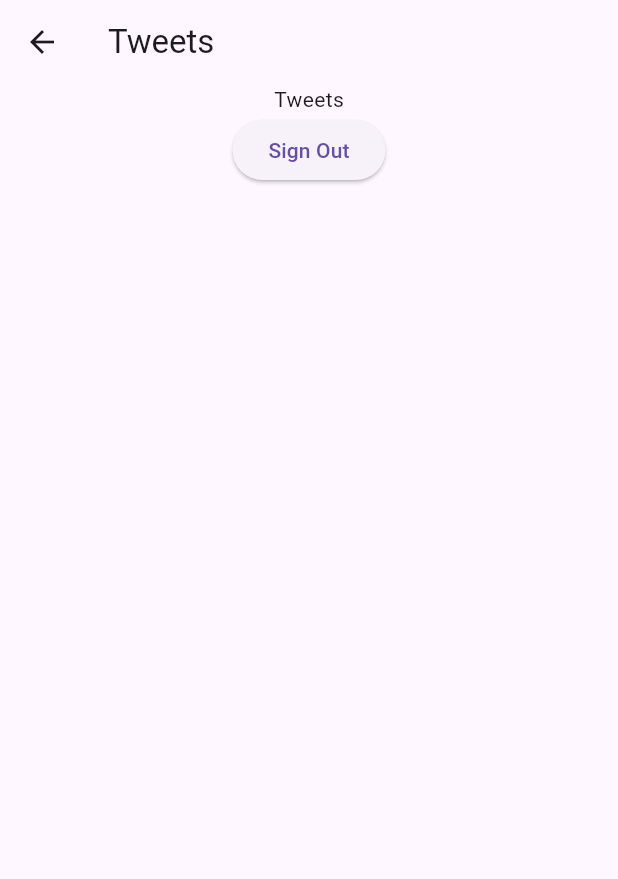
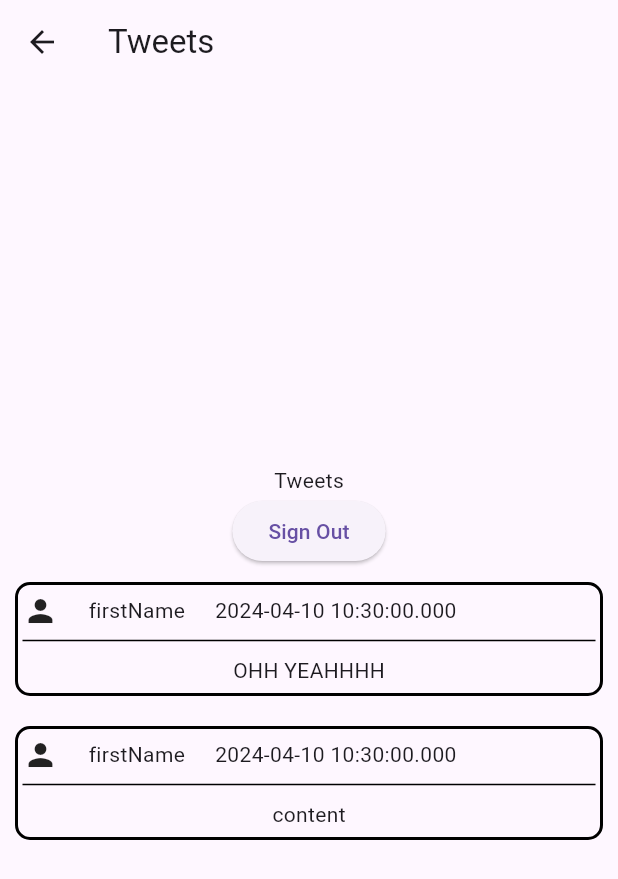
Before and after one commit to atyagiabhi210/Simplweet-A-FullStack-Flutter-App-FrontEnd, a Flutter app: the Tweets screen opened directly, on a phone screen of 412 x 824 dp. Shown: the top 879 px of the screen. Run offline on Flutter 3.47's test engine with Material 3 defaults, Android fonts, the phone set to English and light mode, and no system bars; our stand-ins replace bloc, dio, firebase_auth, firebase_core, flutter_bloc, flutter_svg and 1 more; accounts and stored records are empty.

```diff
--- /dev/null
+++ b/lib/features/auth/repos/models/usermodel.dart
@@ -0,0 +1,47 @@
+// ignore_for_file: public_member_api_docs, sort_constructors_first
+import 'dart:convert';
+
+
+
+class UserModel {
+  final String uid;
+  final List<String> tweets;
+  final String firstName;
+  final String lastName;
+  final String email;
+  final DateTime createdAt;
+  const UserModel({
+    required this.uid,
+    required this.tweets,
+    required this.firstName,
+    required this.lastName,
+    required this.email,
+    required this.createdAt
+  });
+
+  Map<String, dynamic> toMap() {
+    return <String, dynamic>{
+      'uid': uid,
+      'tweets': tweets,
+      'firstName': firstName,
+      'lastName': lastName,
+      'email': email,
+      'createdAt': createdAt.toIso8601String(),
+    };
+  }
+
+  factory UserModel.fromMap(Map<String, dynamic> map) {
+   return UserModel(
+      uid: map['uid']?? '',
+      tweets: List<String>.from(map['tweets'] as List<dynamic>),
+      firstName: map['firstName'] ?? '',
+      lastName: map['lastName'] ?? '',
+      email: map['email'] ?? '',
+      createdAt: DateTime.fromMicrosecondsSinceEpoch(map['createdAt']),
+    );
+  }
+
+  String toJson() => json.encode(toMap());
+
+  factory UserModel.fromJson(String source) => UserModel.fromMap(json.decode(source) as Map<String, dynamic>);
+}
--- /dev/null
+++ b/lib/features/tweet/models/tweet_model.dart
@@ -0,0 +1,35 @@
+// ignore_for_file: public_member_api_docs, sort_constructors_first
+import 'dart:convert';
+
+class TweetModel {
+  final String tweetId;
+  final String content;
+  final DateTime createdAt;
+  final String adminId;
+  const TweetModel({
+    required this.tweetId, required this.content, required this.createdAt, required this.adminId
+  });
+
+
+  Map<String, dynamic> toMap() {
+    return <String, dynamic>{
+      'tweetId': tweetId,
+      'content': content,
+      'createdAt': createdAt.toIso8601String(),
+      'adminId': adminId,
+    };
+  }
+
+  factory TweetModel.fromMap(Map<String, dynamic> map) {
+    return TweetModel(
+      tweetId: map['tweetId'] ?? '',
+      content: map['content'] ?? '',
+      createdAt: DateTime.fromMillisecondsSinceEpoch(map['createdAt']),
+      adminId: map['adminId'] ?? '',
+    );
+  }
+
+  String toJson() => json.encode(toMap());
+
+  factory TweetModel.fromJson(String source) => TweetModel.fromMap(json.decode(source) as Map<String, dynamic>);
+}
--- /dev/null
+++ b/lib/features/tweet/ui/components/tweetCard.dart
@@ -0,0 +1,56 @@
+import 'package:flutter/material.dart';
+import 'package:flutter_fs_project/features/tweet/models/tweet_model.dart';
+
+class TweetCard extends StatelessWidget {
+  TweetModel tweetModel;
+ // UserModel userModel;
+
+  TweetCard({super.key, required this.tweetModel, });
+
+  @override
+  Widget build(BuildContext context) {
+    // TODO: implement build
+    return Container(
+      margin: const EdgeInsets.all(10),
+      padding:const EdgeInsets.all(3),
+      decoration: BoxDecoration(
+          borderRadius:const BorderRadius.all(Radius.circular(10)),
+          border: Border.all(width: 2)),
+      child: Column(
+        children: [
+         const SizedBox(
+            height: 2,
+          ),
+          Row(
+            children: [
+                  const Icon(Icons.person),
+              const SizedBox(
+                width: 20,
+              ),
+              Row(
+                children: [
+
+                  Text("firstName"),
+                 const SizedBox(
+                    width: 20,
+                  ),
+                  Text(tweetModel.createdAt.toString())
+                ],
+              ),
+            ],
+          ),
+         const Divider(
+            color: Colors.black,
+          ),
+          Padding(
+            padding:const EdgeInsets.fromLTRB(5, 2, 5, 2),
+            child: Text(
+             tweetModel.content,
+              softWrap: true,
+            ),
+          )
+        ],
+      ),
+    );
+  }
+}
--- a/lib/features/tweet/ui/tweets.dart
+++ b/lib/features/tweet/ui/tweets.dart
@@ -1,14 +1,29 @@
 import 'package:firebase_auth/firebase_auth.dart';
 import 'package:flutter/material.dart';
-import 'package:flutter_fs_project/features/auth/ui/screens/signin_screen.dart';
+import 'package:flutter_fs_project/features/onboarding/ui/onboarding_screen.dart';
+import 'package:flutter_fs_project/features/tweet/models/tweet_model.dart';
+import 'package:flutter_fs_project/features/tweet/ui/components/tweetCard.dart';
 
-class Tweets extends StatefulWidget{
+class Tweets extends StatefulWidget {
   @override
   State<Tweets> createState() {
     return _TweetsState();
   }
 }
- class _TweetsState extends State<Tweets>{
+
+class _TweetsState extends State<Tweets> {
+  List<TweetModel> tweets = [
+    TweetModel(
+        tweetId: "1",
+        content: "OHH YEAHHHH",
+        createdAt: DateTime.now(),
+        adminId: "Oh"),
+    TweetModel(
+        tweetId: "2",
+        content: "content",
+        createdAt: DateTime.now(),
+        adminId: "adminId")
+  ];
   FirebaseAuth auth = FirebaseAuth.instance;
   @override
   Widget build(BuildContext context) {
@@ -17,21 +32,37 @@ class Tweets extends StatefulWidget{
         title: Text('Tweets'),
       ),
       body: Center(
+        child: SingleChildScrollView(
           child: Column(
             children: [
               Text('Tweets'),
-
-            ElevatedButton(onPressed: (){
-              try{
+              ElevatedButton(
+                  onPressed: () {
+                    try {
                       auth.signOut();
-                Navigator.push(context,MaterialPageRoute(builder: (ctx)=>SignInScreen()));
-              }
-              catch(e){
+                      Navigator.push(
+                          context,
+                          MaterialPageRoute(
+                              builder: (ctx) => OnboardingScreen()));
+                    } catch (e) {
                       print(e);
                     }
-            }, child: Text('Sign Out'))
+                  },
+                  child: Text('Sign Out')),
+              ListView.builder(
+                scrollDirection: Axis.vertical,
+                shrinkWrap: true,
+                itemCount: tweets.length,
+                itemBuilder: (context, index) {
+                  return TweetCard(
+                    tweetModel: tweets[index],
+                  );
+                },
+              )
             ],
           ),
         ),
+      ),
     );
-  }}
+  }
+}
--- a/lib/main.dart
+++ b/lib/main.dart
@@ -1,7 +1,6 @@
 import 'package:firebase_auth/firebase_auth.dart';
 import 'package:firebase_core/firebase_core.dart';
 import 'package:flutter/material.dart';
-import 'package:flutter_fs_project/features/auth/ui/screens/auth_screen.dart';
 import 'package:flutter_fs_project/features/onboarding/ui/onboarding_screen.dart';
 import 'package:flutter_fs_project/features/tweet/ui/tweets.dart';
 import 'package:flutter_fs_project/firebase_options.dart';
```
Also changed, not shown: lib/features/auth/bloc/auth_bloc.dart (+36 -3 lines), lib/features/auth/repos/auth_repo.dart (added, +38 -0 lines), lib/constants.dart (line endings or trailing spaces). Lines whose indentation alone changed are shown as unchanged.
